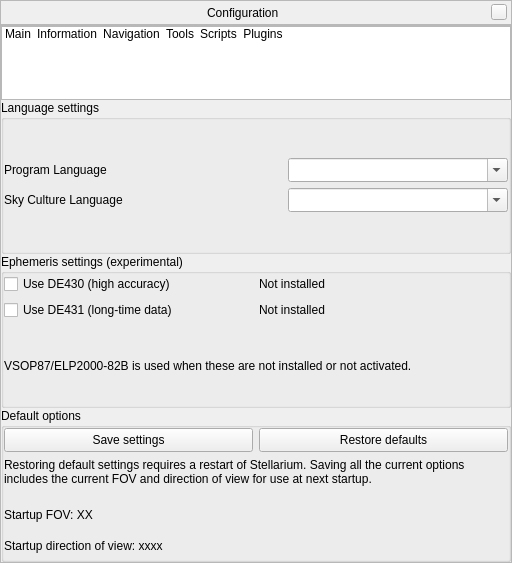
Qt form src/gui/configurationDialog.ui (519984307/stellarium_src) before a commit.
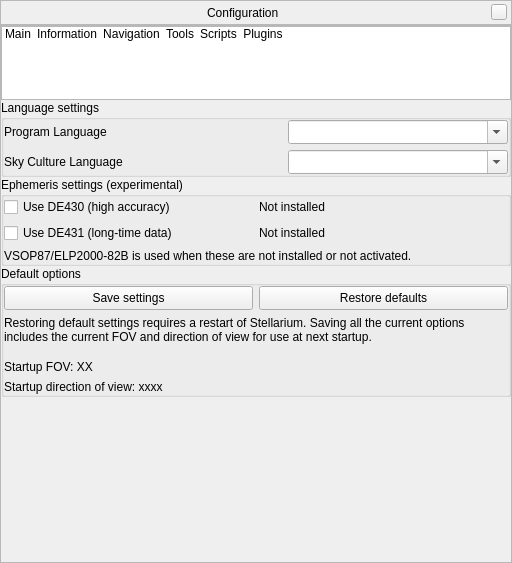
The same form after that commit. Icons and pictures are not drawn. Custom widgets are drawn as their Qt base class.

Diff of the .ui file:
```diff
--- a/src/gui/configurationDialog.ui
+++ b/src/gui/configurationDialog.ui
@@ -464,6 +464,19 @@
             </layout>
            </widget>
           </item>
+          <item>
+           <spacer name="verticalSpacer_4">
+            <property name="orientation">
+             <enum>Qt::Vertical</enum>
+            </property>
+            <property name="sizeHint" stdset="0">
+             <size>
+              <width>20</width>
+              <height>40</height>
+             </size>
+            </property>
+           </spacer>
+          </item>
          </layout>
         </widget>
         <widget class="QWidget" name="pageSelectedObjectInfo">
```
Left out of the diff: 212 changed lines with no effect on the pictures.
